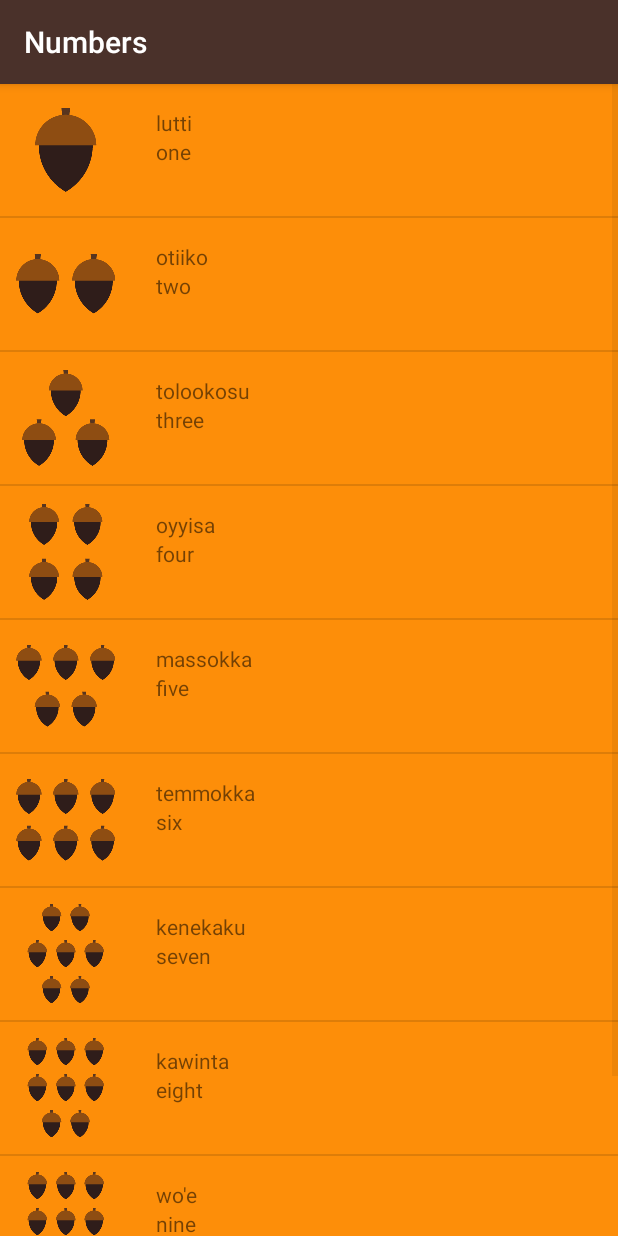
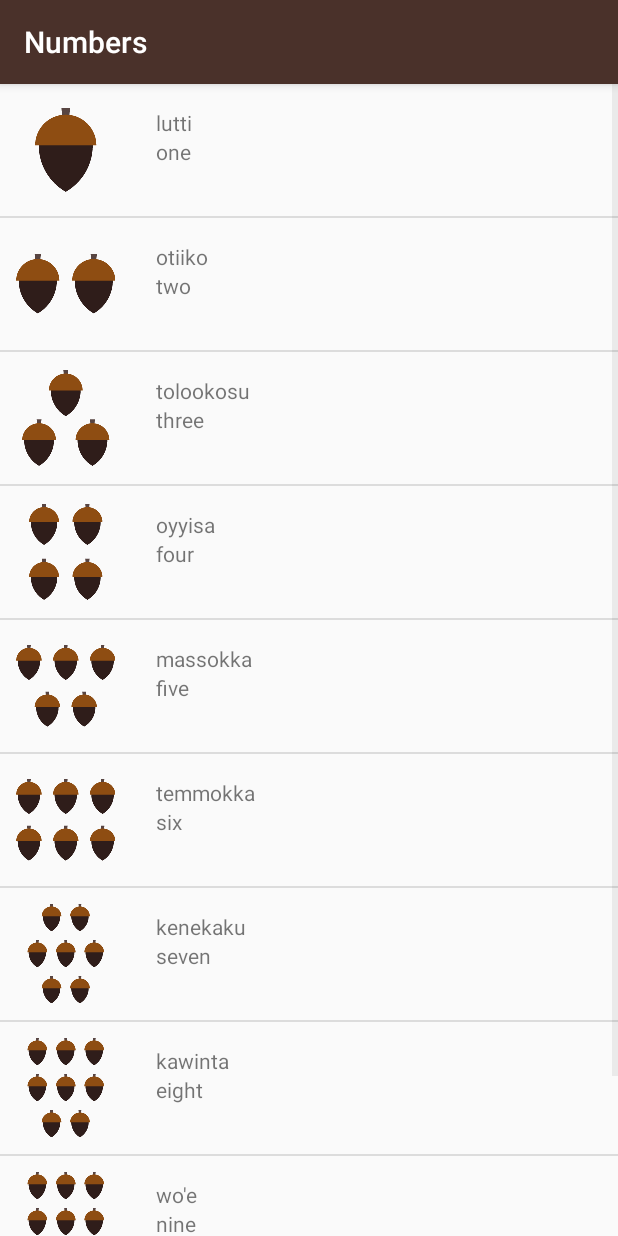
Before and after one commit to torrezno/miwok, an Android app: the NumbersActivity screen opened directly, with no data from a screen before it, on a phone screen of 412 x 824 dp. Run offline under Robolectric (Android 15) with nearby library versions, the phone set to English and light mode, and no system bars.

Commit message:
fix: removed color from numbers

```diff
--- a/app/src/main/java/com/example/android/miwok/NumbersActivity.java
+++ b/app/src/main/java/com/example/android/miwok/NumbersActivity.java
@@ -36,7 +36,7 @@ public class NumbersActivity extends AppCompatActivity {
         WordWithImageAdapter itemsAdapter = new WordWithImageAdapter(this, words);
         ListView listView = (ListView) findViewById(R.id.list);
         listView.setAdapter(itemsAdapter);
-        listView.setBackgroundColor(getResources().getColor(R.color.category_numbers));
+
 
 /*        LinearLayout rootView = (LinearLayout) findViewById(R.id.rootView);
         int index=0;
```
